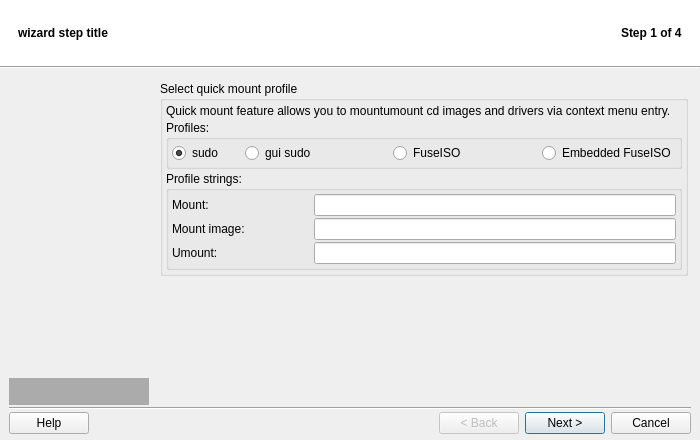
brezerk/q4wine, file src/q4wine-gui/uis/Wizard.ui: the form before one commit.
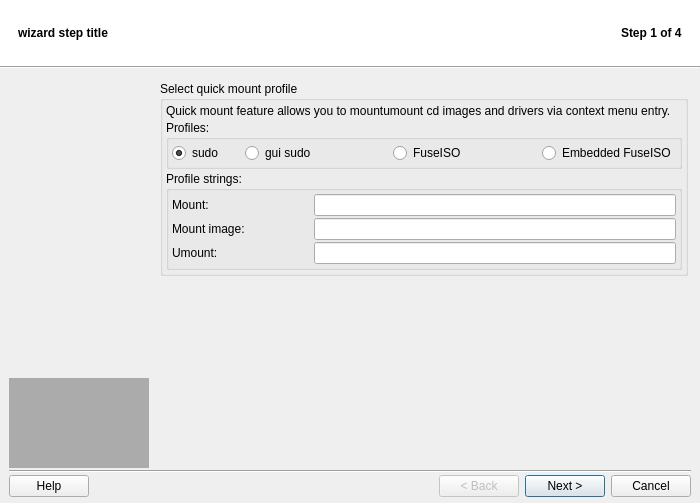
The form after the commit. Icons and pictures are not drawn.

What changed in the file:
```diff
--- a/src/q4wine-gui/uis/Wizard.ui
+++ b/src/q4wine-gui/uis/Wizard.ui
@@ -11,7 +11,7 @@
     <x>0</x>
     <y>0</y>
     <width>700</width>
-    <height>440</height>
+    <height>503</height>
    </rect>
   </property>
   <property name="windowTitle">
```
Left out of the diff: 26 changed lines with no effect on the pictures.
